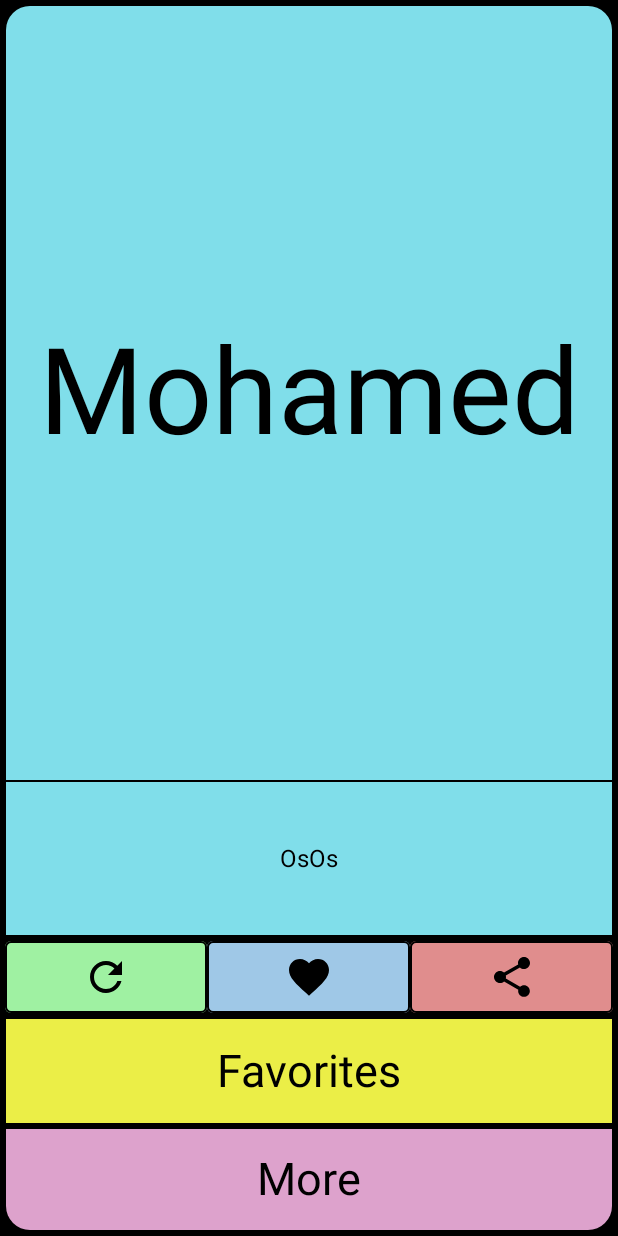
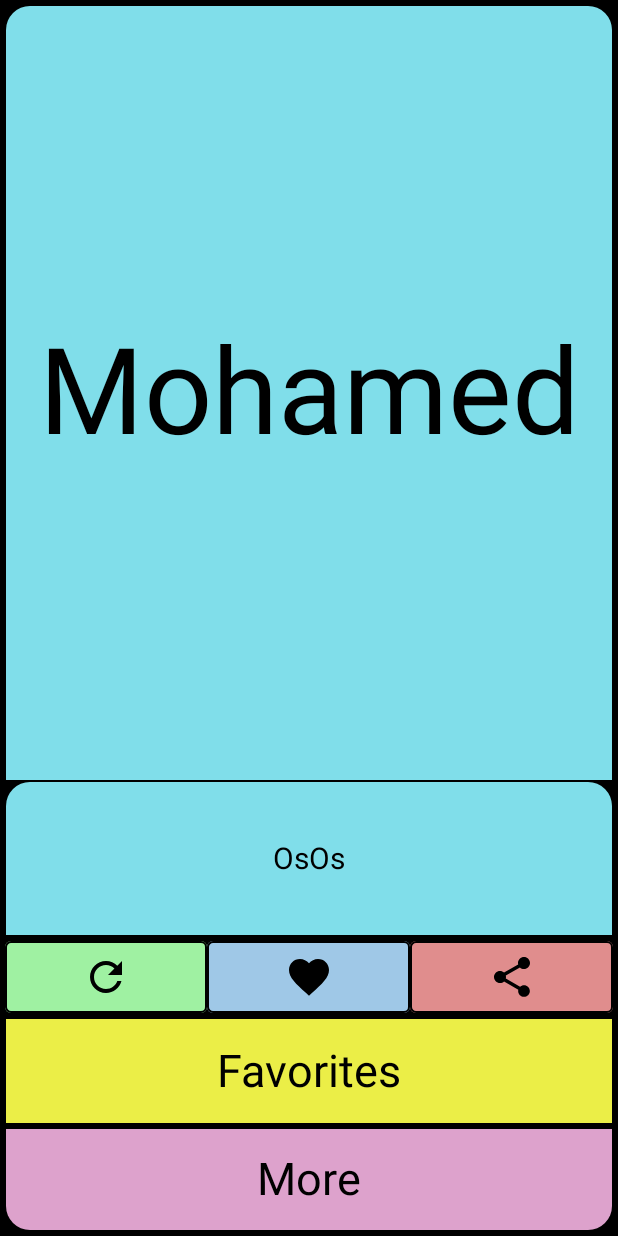
Before and after one commit to mossssama/Quotivate, an Android app built with Jetpack Compose: the screen it shows after launch (MainActivity), on a phone screen of 412 x 824 dp. Run offline under Robolectric (Android 15) with nearby library versions, the phone set to English and light mode, and no system bars; our stand-ins replace Room's generated code.

Commit message:
Applying Hoisting

```diff
--- a/app/src/main/java/com/newOs/quotivate/composables/IconButton.kt
+++ b/app/src/main/java/com/newOs/quotivate/composables/DefaultIconButton.kt
@@ -11,7 +11,7 @@ import androidx.compose.ui.res.painterResource
 import androidx.compose.ui.unit.dp
 
 @Composable
-fun IconBtn(imageId: Int, imageDescription: String, borderColor: Color, iconColor: Color, backgroundColor: Color, modifier: Modifier,onClick:()->Unit) {
+fun DefaultIconButton(imageId: Int, imageDescription: String, borderColor: Color, iconColor: Color, backgroundColor: Color, modifier: Modifier, onClick:()->Unit) {
     OutlinedButton(
         onClick = onClick,
         border = BorderStroke(1.dp, borderColor),
--- a/app/src/main/java/com/newOs/quotivate/composables/Txt.kt
+++ b/app/src/main/java/com/newOs/quotivate/composables/DefaultText.kt
@@ -8,7 +8,7 @@ import androidx.compose.ui.text.style.TextAlign
 import androidx.compose.ui.unit.TextUnit
 
 @Composable
-fun Txt(text: String, fontSize: TextUnit, textColor: Color) {
+fun DefaultText(text: String, fontSize: TextUnit, textColor: Color) {
     Text(
         text = text,
         style = TextStyle(
--- a/app/src/main/java/com/newOs/quotivate/composables/TextButton.kt
+++ b/app/src/main/java/com/newOs/quotivate/composables/DefaultTextButton.kt
@@ -11,7 +11,7 @@ import androidx.compose.ui.text.TextStyle
 import androidx.compose.ui.unit.sp
 
 @Composable
-fun TextBtn(text: String, modifier: Modifier, textColor: Color, backgroundColor: Color, cornersShape: Shape, onClick: ()-> Unit) {
+fun DefaultTextButton(text: String, modifier: Modifier, textColor: Color, backgroundColor: Color, cornersShape: Shape, onClick: ()-> Unit) {
     Button(
         onClick = onClick,
         colors = ButtonDefaults.buttonColors(backgroundColor = backgroundColor),
--- a/app/src/main/java/com/newOs/quotivate/composables/TextView.kt
+++ b/app/src/main/java/com/newOs/quotivate/composables/DefaultTextView.kt
@@ -14,7 +14,7 @@ import androidx.compose.ui.text.style.TextAlign
 import androidx.compose.ui.unit.TextUnit
 
 @Composable
-fun TxtView(text: String, fontSize: TextUnit, textColor: Color, backgroundColor: Color, modifier: Modifier, cornersShape: Shape) {
+fun DefaultTextView(text: String, fontSize: TextUnit, textColor: Color, backgroundColor: Color, modifier: Modifier, cornersShape: Shape) {
     Box(
         modifier = modifier
             .fillMaxSize()
--- a/app/src/main/java/com/newOs/quotivate/screens/MainScreen.kt
+++ b/app/src/main/java/com/newOs/quotivate/screens/MainScreen.kt
@@ -9,16 +9,16 @@ import androidx.compose.ui.unit.dp
 import androidx.compose.ui.unit.sp
 import androidx.navigation.NavController
 import com.newOs.quotivate.QuoteViewModel
-import com.newOs.quotivate.composables.IconBtn
-import com.newOs.quotivate.composables.TextBtn
-import com.newOs.quotivate.composables.TxtView
+import com.newOs.quotivate.composables.DefaultIconButton
+import com.newOs.quotivate.composables.DefaultTextButton
+import com.newOs.quotivate.composables.DefaultTextView
 import com.newOs.quotivate.navigation.Screen
 import com.newOs.quotivate.ui.theme.*
 
 @Composable
-fun MainScreen(navController: NavController,viewModel: QuoteViewModel) {
+fun MainScreen(navController: NavController, viewModel: QuoteViewModel) {
 
-    var currentQuote by remember { mutableStateOf(viewModel.getRandomQuote())}
+    var currentQuote by remember { mutableStateOf(viewModel.getRandomQuote()) }
 
     Column(
         modifier = Modifier
@@ -27,21 +27,34 @@ fun MainScreen(navController: NavController,viewModel: QuoteViewModel) {
             .background(color = black),
         verticalArrangement = Arrangement.SpaceBetween
     ) {
-        QuoteText(
+
+        /* Quote itself */
+        DefaultTextView(
+            text = currentQuote.text,
+            fontSize = 80.sp,
+            textColor = black,
+            backgroundColor = baby_blue,
             modifier = Modifier
                 .weight(1f)
                 .fillMaxWidth()
                 .padding(4.dp, 4.dp, 4.dp, 1.dp),
-            quoteText = currentQuote.text
+            cornersShape = RoundedCornerShape(topStart = 16.dp, topEnd = 16.dp)
         )
-        QuoteAuthor(
+
+        /* Quote author */
+        DefaultTextView(
+            text = currentQuote.author,
+            fontSize = 20.sp,
+            textColor = black,
+            backgroundColor = baby_blue,
             modifier = Modifier
                 .weight(0.2f)
                 .fillMaxWidth()
                 .padding(4.dp, 0.dp, 4.dp, 2.dp),
-            quoteAuthor = currentQuote.author
+            cornersShape = RoundedCornerShape(topStart = 16.dp, topEnd = 16.dp)
         )
 
+        /* Interaction Buttons */
         Row(
             horizontalArrangement = Arrangement.SpaceBetween,
             modifier = Modifier
@@ -50,81 +63,76 @@ fun MainScreen(navController: NavController,viewModel: QuoteViewModel) {
                 .fillMaxHeight()
                 .padding(3.dp, 2.dp, 3.dp, 2.dp)
         ) {
-            RefreshQuote(
+            DefaultIconButton(
+                imageId = com.newOs.quotivate.R.drawable.refresh_icon,
+                imageDescription = "Refresh Button",
+                borderColor = black,
+                iconColor = black,
+                backgroundColor = green,
                 modifier = Modifier
                     .weight(1f)
                     .fillMaxWidth(),
                 onClick = { currentQuote = viewModel.getRandomQuote() }
             )
-            FavQuote(
+
+            DefaultIconButton(
+                imageId = com.newOs.quotivate.R.drawable.favorite_icon,
+                imageDescription = "Favorite Button",
+                borderColor = black,
+                iconColor = black,
+                backgroundColor = blue,
                 modifier = Modifier
                     .weight(1f)
-                    .fillMaxWidth()
+                    .fillMaxWidth(),
+                onClick = {}
             )
-            ShareQuote(
+
+            DefaultIconButton(
+                imageId = com.newOs.quotivate.R.drawable.share_icon,
+                imageDescription = "Share Button",
+                borderColor = black,
+                iconColor = black,
+                backgroundColor = red,
                 modifier = Modifier
                     .weight(1f)
-                    .fillMaxWidth()
+                    .fillMaxWidth(),
+                onClick = {}
             )
+
         }
 
-        ShowFavoriteQuotes(
+        DefaultTextButton(
+            text = "Favorites",
             modifier = Modifier
                 .weight(0.14f)
                 .fillMaxWidth()
                 .padding(4.dp, 2.dp, 4.dp, 2.dp),
-            navController = navController
+            textColor = black,
+            backgroundColor = yellow,
+            cornersShape = RoundedCornerShape(topStart = 0.dp),
+            onClick = { navigateToFavoritesScreen(navController) }
         )
 
-        ShowMoreQuotes(
+        DefaultTextButton(
+            text = "More",
             modifier = Modifier
                 .weight(0.14f)
                 .fillMaxWidth()
                 .padding(4.dp, 2.dp, 4.dp, 4.dp),
-            navController = navController
+            textColor = black,
+            backgroundColor = pink,
+            cornersShape = RoundedCornerShape(bottomStart = 16.dp, bottomEnd = 16.dp),
+            onClick = { navigateToQuotesScreen(navController) }
         )
+
     }
 }
 
-@Composable
-fun QuoteText(modifier: Modifier,quoteText: String) {
-    TxtView(text = quoteText,fontSize = 80.sp,textColor = black, backgroundColor = baby_blue,modifier = modifier, cornersShape = RoundedCornerShape(topStart = 16.dp, topEnd = 16.dp))
-}
 
-@Composable
-fun QuoteAuthor(modifier: Modifier,quoteAuthor: String) {
-    TxtView(text = quoteAuthor,fontSize = 16.sp,textColor = black, backgroundColor = baby_blue,modifier = modifier, cornersShape = RoundedCornerShape(topStart=0.dp))
-}
-
-@Composable
-fun RefreshQuote(modifier: Modifier,onClick: ()->Unit) {
-    IconBtn(imageId = com.newOs.quotivate.R.drawable.refresh_icon, imageDescription = "Refresh Button", borderColor = black, iconColor = black,backgroundColor = green,modifier = modifier, onClick = onClick)
-}
-
-@Composable
-fun FavQuote(modifier: Modifier) {
-    IconBtn(imageId = com.newOs.quotivate.R.drawable.favorite_icon, imageDescription = "Favorite Button", borderColor = black, iconColor = black,backgroundColor = blue,modifier = modifier, onClick = {})
-}
-
-@Composable
-fun ShareQuote(modifier: Modifier) {
-    IconBtn(imageId = com.newOs.quotivate.R.drawable.share_icon, imageDescription = "Share Button", borderColor = black, iconColor = black, backgroundColor = red,modifier = modifier, onClick = {})
-}
-
-@Composable
-fun ShowFavoriteQuotes(modifier: Modifier, navController: NavController) {
-    TextBtn("Favorites",modifier, textColor = black, backgroundColor = yellow, cornersShape = RoundedCornerShape(topStart=0.dp), onClick = { navigateToFavoritesScreen(navController) })
-}
-
-@Composable
-fun ShowMoreQuotes(modifier: Modifier, navController: NavController) {
-    TextBtn("More",modifier, textColor = black, backgroundColor = pink, cornersShape = RoundedCornerShape(bottomStart = 16.dp, bottomEnd = 16.dp), onClick = { navigateToQuotesScreen(navController) })
-}
-
-fun navigateToFavoritesScreen(navController: NavController){
+fun navigateToFavoritesScreen(navController: NavController) {
     navController.navigate(Screen.FavoritesScreen.route)
 }
 
-fun navigateToQuotesScreen(navController: NavController){
+fun navigateToQuotesScreen(navController: NavController) {
     navController.navigate(Screen.QuotesScreen.route)
 }
```
Also changed, not shown: app/src/main/java/com/newOs/quotivate/screens/FavoritesScreen.kt (+22 -25 lines), app/src/main/java/com/newOs/quotivate/screens/QuotesScreen.kt (+24 -27 lines).
